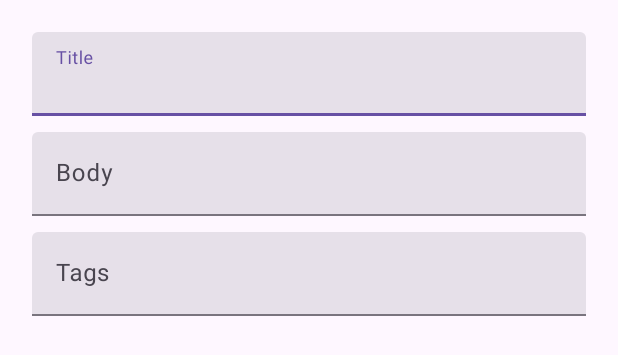
After one commit to leodev8821/AFApp, an Android app: the layout new_post_alert_dialog.xml on its own in the app's theme, with its tools: preview values and no code run, on a phone screen of 412 x 824 dp. The commit adds this screen. Shown: the top 355 px of the screen. Run offline under Robolectric (Android 15) with nearby library versions, the phone set to English and light mode, and no system bars.

Commit message:
Added NewPost AlertDialog

```diff
--- a/app/build.gradle.kts
+++ b/app/build.gradle.kts
@@ -49,6 +49,8 @@ dependencies {
     androidTestImplementation(libs.androidx.junit)
     androidTestImplementation(libs.androidx.espresso.core)
 
+    implementation("com.google.android.material:material:1.11.0")
+
     // Retrofit2
     implementation("com.squareup.retrofit2:retrofit:2.9.0")
     implementation("com.squareup.retrofit2:converter-gson:2.9.0")
--- a/app/src/main/java/com/example/afapp/database/providers/UserDAO.kt
+++ b/app/src/main/java/com/example/afapp/database/providers/UserDAO.kt
@@ -76,14 +76,14 @@ class UserDAO (context:Context) {
     }
 
     @SuppressLint("Range")
-    fun find(id:Int): User? {
+    fun find(email:String?): User? {
 
         val db = dbManager.writableDatabase
 
         val cursor = db.query(
             PostModel.UserTable.TABLE_NAME,                         // The Table to query
             PostModel.UserTable.COLUMN_NAMES,                        // The array of columns to return (pass null to get all)
-            "${PostModel.UserTable.COLUMN_NAME_ID} = $id",   // The columns for the WHERE clause
+            "${PostModel.UserTable.COLUMN_EMAIL} = $email",   // The columns for the WHERE clause
             null,                                      // The values for the WHERE clause
             null,                                          // don't group the rows
             null,                                           // don't filter by row groups
--- /dev/null
+++ b/app/src/main/res/layout/new_post_alert_dialog.xml
@@ -0,0 +1,53 @@
+<?xml version="1.0" encoding="utf-8"?>
+<LinearLayout xmlns:android="http://schemas.android.com/apk/res/android"
+    android:layout_width="match_parent"
+    android:layout_height="wrap_content"
+    android:orientation="vertical"
+    android:padding="16dp">
+
+    <com.google.android.material.textfield.TextInputLayout
+        android:id="@+id/titleTextField"
+        android:layout_width="match_parent"
+        android:layout_height="wrap_content"
+        android:focusable="true"
+        android:layout_margin="5dp"
+        android:hint="Title"
+        style="@style/Widget.Material3.TextInputLayout.FilledBox">
+
+        <com.google.android.material.textfield.TextInputEditText
+            android:layout_width="match_parent"
+            android:layout_height="wrap_content"
+            android:inputType="textCapWords" />
+    </com.google.android.material.textfield.TextInputLayout>
+
+    <com.google.android.material.textfield.TextInputLayout
+        android:id="@+id/bodyTextField"
+        android:layout_width="match_parent"
+        android:layout_height="wrap_content"
+        android:focusable="true"
+        android:layout_margin="5dp"
+        android:hint="Body"
+        style="@style/Widget.Material3.TextInputLayout.FilledBox">
+
+        <com.google.android.material.textfield.TextInputEditText
+            android:layout_width="match_parent"
+            android:layout_height="wrap_content"
+            android:inputType="textMultiLine" />
+    </com.google.android.material.textfield.TextInputLayout>
+
+    <com.google.android.material.textfield.TextInputLayout
+        android:id="@+id/tagsEditText"
+        android:layout_width="match_parent"
+        android:layout_height="wrap_content"
+        android:focusable="true"
+        android:layout_margin="5dp"
+        android:hint="Tags"
+        style="@style/Widget.Material3.TextInputLayout.FilledBox">
+
+        <com.google.android.material.textfield.TextInputEditText
+            android:layout_width="match_parent"
+            android:layout_height="wrap_content"
+            android:inputType="textCapWords" />
+    </com.google.android.material.textfield.TextInputLayout>
+
+</LinearLayout>
--- /dev/null
+++ b/app/src/main/res/values/dimens.xml
@@ -0,0 +1,6 @@
+<?xml version="1.0" encoding="utf-8"?>
+<resources>
+    <!-- Default screen margins, per the Android Design guidelines. -->
+    <dimen name="activity_horizontal_margin">16dp</dimen>
+    <dimen name="activity_vertical_margin">16dp</dimen>
+</resources>
```
Also changed, not shown: app/src/main/java/com/example/afapp/activities/MainActivity.kt (+23 -14 lines), app/src/main/java/com/example/afapp/activities/PostsActivity.kt (+94 -24 lines), app/src/main/java/com/example/afapp/activities/UserRegisterActivity.kt (+37 -16 lines), app/src/main/res/layout/activity_main.xml (+11 -24 lines).
